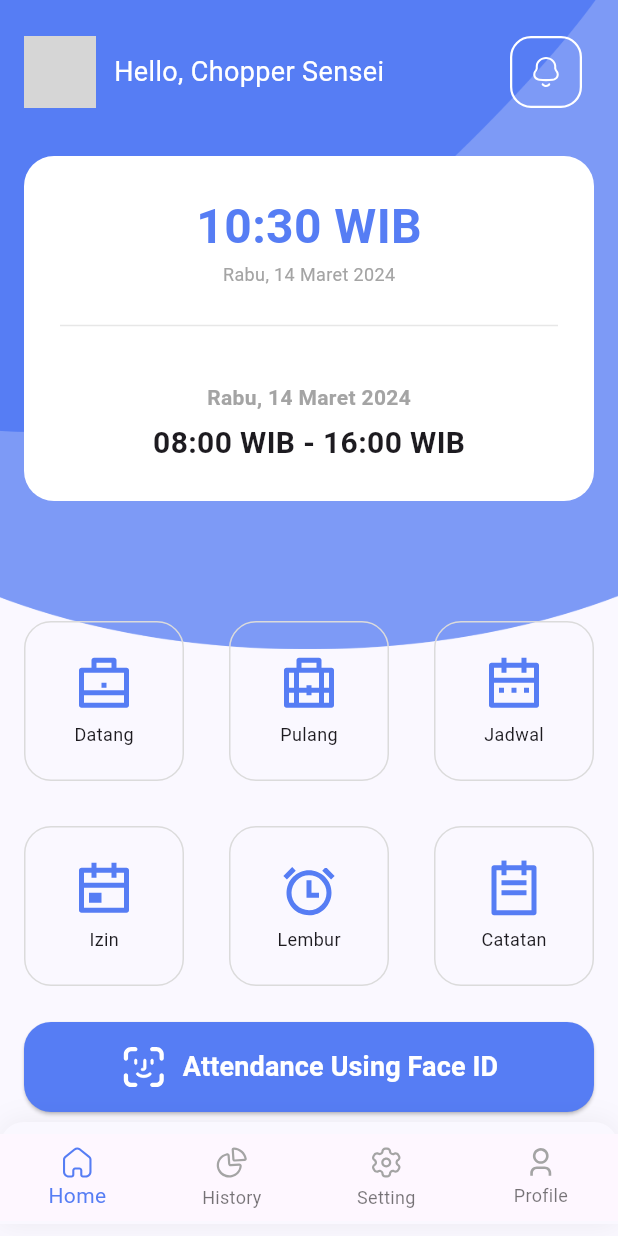
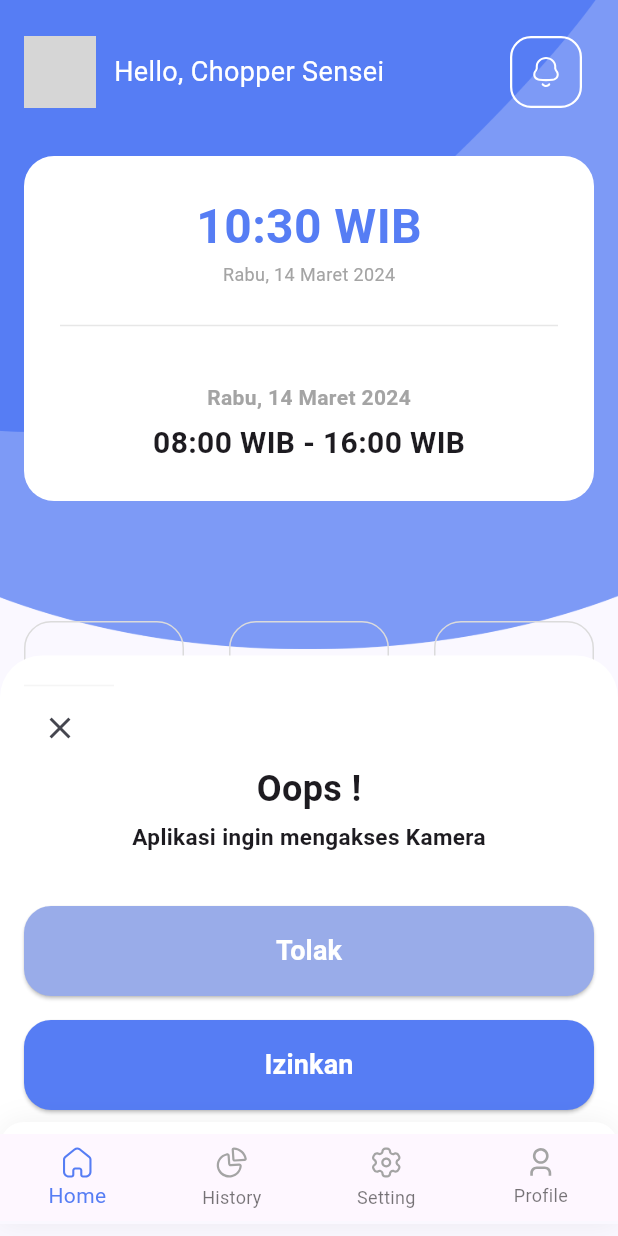
Before and after one commit to bahrie127/abs-template, a Flutter app: the screen it shows after launch, after a tap on "Attendance Using Face ID", on a phone screen of 412 x 824 dp. Run offline on Flutter 3.47's test engine with Material 3 defaults, Android fonts, the phone set to English and light mode, and no system bars; our stand-ins replace camera, flutter_svg, google_fonts; network calls fail; grey boxes are pictures that could not be loaded.

```diff
--- a/lib/core/constants/colors.dart
+++ b/lib/core/constants/colors.dart
@@ -4,11 +4,17 @@ class AppColors {
   /// primary = #567DF4
   static const Color primary = Color(0xff567DF4);
 
+  /// primary = #99ACE9
+  static const Color secondary = Color(0xff99ACE9);
+
   /// grey = #A4A4A4
   static const Color grey = Color(0xffA4A4A4);
 
   /// light = #D0D0D0
   static const Color light = Color(0xffD0D0D0);
+
+  /// light = #F5F5F5
+  static const Color lightSheet = Color(0xffF5F5F5);
 
   /// blueLight = #C7D0EB
   static const Color blueLight = Color(0xffC7D0EB);
@@ -22,8 +28,8 @@ class AppColors {
   /// green = #50C474
   static const Color green = Color(0xff50C474);
 
-  /// red = #F4261A
-  static const Color red = Color(0xffF4261A);
+  /// red = #F65151
+  static const Color red = Color(0xffF65151);
 
   /// card = #E5E5E5
   static const Color card = Color(0xffE5E5E5);
--- a/lib/main.dart
+++ b/lib/main.dart
@@ -19,7 +19,7 @@ class MyApp extends StatelessWidget {
       theme: ThemeData(
         colorScheme: ColorScheme.fromSeed(seedColor: AppColors.primary),
         dividerTheme: DividerThemeData(color: AppColors.light.withOpacity(0.5)),
-        useMaterial3: true,
+        dialogTheme: const DialogTheme(elevation: 0),
         textTheme: GoogleFonts.kumbhSansTextTheme(
           Theme.of(context).textTheme,
         ),
--- a/lib/ui/auth/splash_page.dart
+++ b/lib/ui/auth/splash_page.dart
@@ -10,7 +10,7 @@ class SplashPage extends StatelessWidget {
   Widget build(BuildContext context) {
     Future.delayed(
       const Duration(seconds: 2),
-      () => context.push(const MainPage()),
+      () => context.pushReplacement(const MainPage()),
     );
     return Scaffold(
       backgroundColor: AppColors.primary,
--- a/lib/ui/home/pages/home_page.dart
+++ b/lib/ui/home/pages/home_page.dart
@@ -2,6 +2,7 @@ import 'package:flutter/material.dart';
 
 import '../../../core/core.dart';
 import '../widgets/menu_button.dart';
+import 'attendance_page.dart';
 
 class HomePage extends StatelessWidget {
   const HomePage({super.key});
@@ -139,7 +140,60 @@ class HomePage extends StatelessWidget {
               ),
               const SpaceHeight(24.0),
               Button.filled(
-                onPressed: () {},
+                onPressed: () {
+                  showBottomSheet(
+                    backgroundColor: AppColors.white,
+                    context: context,
+                    builder: (context) => Container(
+                      padding: const EdgeInsets.all(16.0),
+                      child: Column(
+                        crossAxisAlignment: CrossAxisAlignment.start,
+                        mainAxisSize: MainAxisSize.min,
+                        children: [
+                          const SizedBox(
+                            width: 60.0,
+                            height: 8.0,
+                            child: Divider(color: AppColors.lightSheet),
+                          ),
+                          const CloseButton(),
+                          const Center(
+                            child: Text(
+                              'Oops !',
+                              style: TextStyle(
+                                fontWeight: FontWeight.w700,
+                                fontSize: 24.0,
+                              ),
+                            ),
+                          ),
+                          const SpaceHeight(4.0),
+                          const Center(
+                            child: Text(
+                              'Aplikasi ingin mengakses Kamera',
+                              style: TextStyle(
+                                fontWeight: FontWeight.w700,
+                                fontSize: 15.0,
+                              ),
+                            ),
+                          ),
+                          const SpaceHeight(36.0),
+                          Button.filled(
+                            onPressed: () => context.pop(),
+                            label: 'Tolak',
+                            color: AppColors.secondary,
+                          ),
+                          const SpaceHeight(16.0),
+                          Button.filled(
+                            onPressed: () {
+                              context.pop();
+                              context.push(const AttendancePage());
+                            },
+                            label: 'Izinkan',
+                          ),
+                        ],
+                      ),
+                    ),
+                  );
+                },
                 label: 'Attendance Using Face ID',
                 icon: Assets.icons.attendance.svg(),
               ),
--- a/pubspec.yaml
+++ b/pubspec.yaml
@@ -7,6 +7,7 @@ environment:
   sdk: '>=3.3.0 <4.0.0'
 
 dependencies:
+  camera: ^0.10.5+9
   cupertino_icons: ^1.0.2
   flutter:
     sdk: flutter
```
Also changed, not shown: lib/core/assets/assets.gen.dart (+31 -3 lines), lib/ui/home/pages/attendance_page.dart (added, +129 -0 lines), lib/ui/home/pages/attendance_success_page.dart (added, +46 -0 lines), lib/ui/home/pages/location_page.dart (added, +32 -0 lines), assets/icons/back.svg (added), assets/icons/reverse.svg (added), assets/images/failed.png (added), assets/images/img_my_location.png (added), assets/images/see_location.png (added), assets/images/success.png (added), pubspec.lock, 2 other files.
